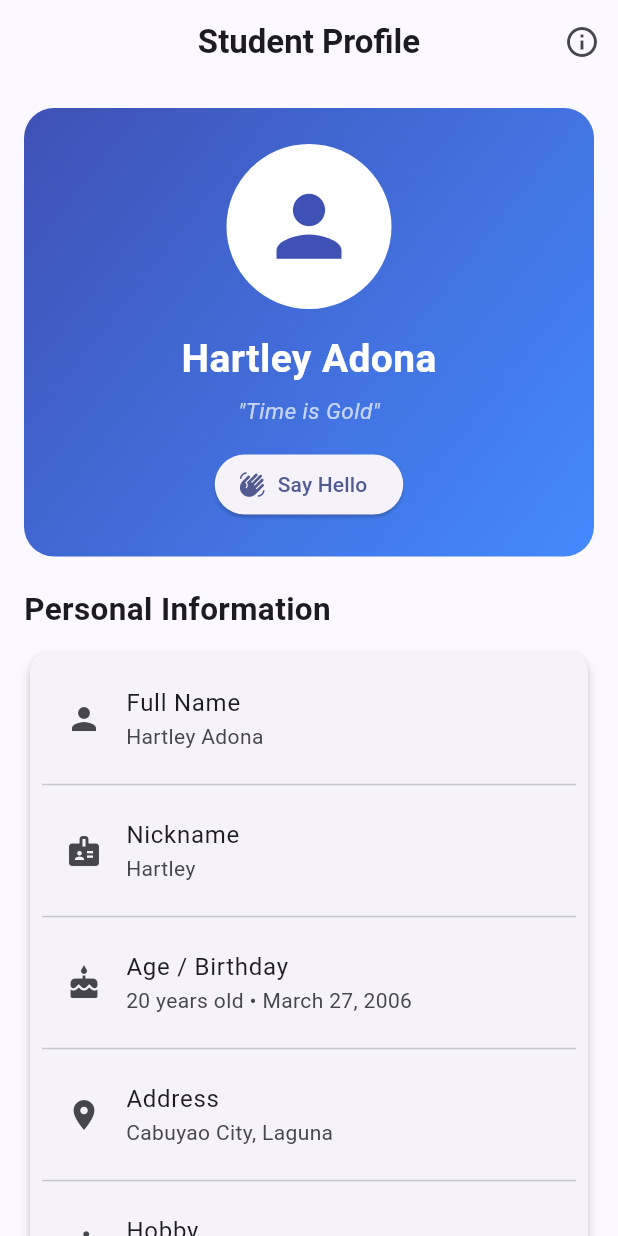
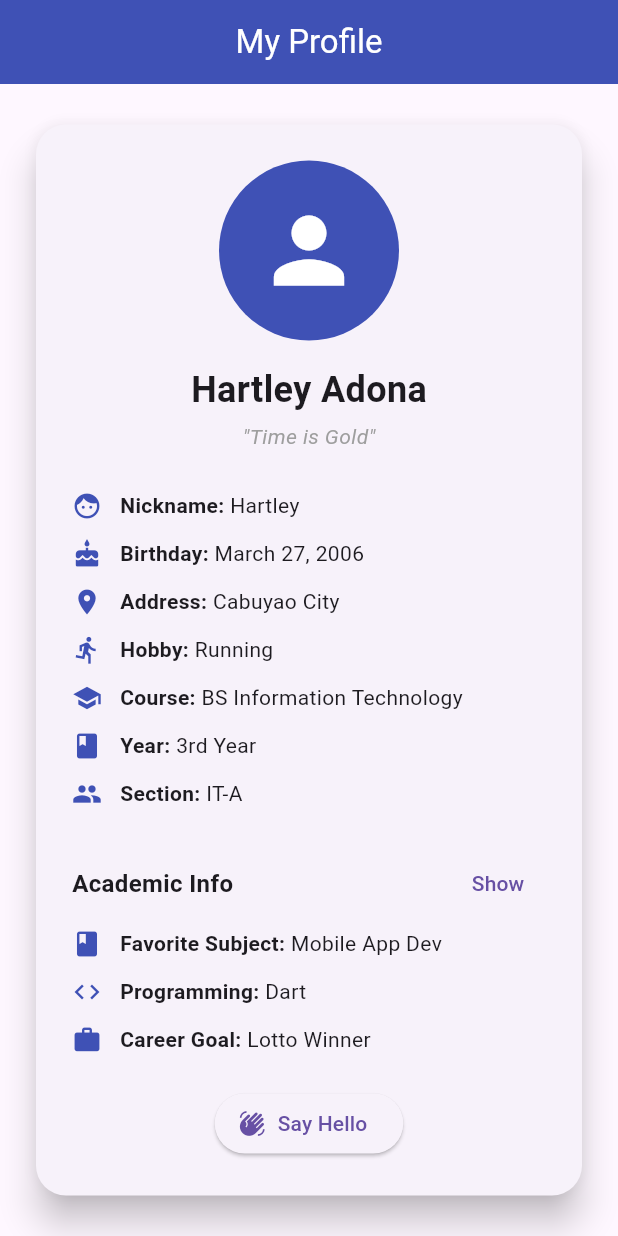
Before and after one commit to yltrh/flutteractivity, a Flutter app: the screen it shows after launch, on a phone screen of 412 x 824 dp. Run offline on Flutter 3.47's test engine with Material 3 defaults, Android fonts, the phone set to English and light mode, and no system bars.

Commit message:
main and test changes

```diff
--- a/lib/main.dart
+++ b/lib/main.dart
@@ -1,116 +1,107 @@
 import 'package:flutter/material.dart';
 
 void main() {
-  runApp(const StudentProfileApp());
+  runApp(const MyApp());
 }
 
-class StudentProfileApp extends StatelessWidget {
-  const StudentProfileApp({super.key});
+class MyApp extends StatelessWidget {
+  const MyApp({super.key});
 
   @override
   Widget build(BuildContext context) {
     return MaterialApp(
       debugShowCheckedModeBanner: false,
-      title: 'Student Profile',
-      theme: ThemeData(
-        colorScheme: ColorScheme.fromSeed(seedColor: Colors.indigo),
-        useMaterial3: true,
-      ),
-      home: const StudentProfilePage(),
+      home: const MyProfile(),
     );
   }
 }
 
-class StudentProfilePage extends StatefulWidget {
-  const StudentProfilePage({super.key});
-
-  @override
-  State<StudentProfilePage> createState() => _StudentProfilePageState();
-}
-
-class _StudentProfilePageState extends State<StudentProfilePage> {
-  bool showAcademicInfo = true;
+class MyProfile extends StatelessWidget {
+  const MyProfile({super.key});
 
   @override
   Widget build(BuildContext context) {
     return Scaffold(
       appBar: AppBar(
-        title: const Text(
-          'Student Profile',
-          style: TextStyle(fontWeight: FontWeight.bold),
-        ),
+        title: const Text('My Profile'),
         centerTitle: true,
-        actions: [
-          IconButton(
-            icon: const Icon(Icons.info_outline),
-            onPressed: () {
-              ScaffoldMessenger.of(context).showSnackBar(
-                const SnackBar(
-                  content: Text('Welcome to Hartley\'s Student Profile!'),
-                ),
-              );
-            },
-          ),
-        ],
+        backgroundColor: Colors.indigo,
+        foregroundColor: Colors.white,
       ),
-
-      body: SingleChildScrollView(
-        padding: const EdgeInsets.all(16),
-        child: Column(
-          children: [
-            // Profile Header
-            Container(
-              width: double.infinity,
-              padding: const EdgeInsets.all(24),
-              decoration: BoxDecoration(
-                gradient: const LinearGradient(
-                  colors: [Colors.indigo, Colors.blueAccent],
-                  begin: Alignment.topLeft,
-                  end: Alignment.bottomRight,
-                ),
-                borderRadius: BorderRadius.circular(20),
-              ),
+      body: Padding(
+        padding: const EdgeInsets.all(20.0),
+        child: Center(
+          child: Card(
+            elevation: 10,
+            shape: RoundedRectangleBorder(
+              borderRadius: BorderRadius.circular(20),
+            ),
+            child: Padding(
+              padding: const EdgeInsets.all(24.0),
               child: Column(
+                mainAxisSize: MainAxisSize.min,
                 children: [
                   const CircleAvatar(
-                    radius: 55,
-                    backgroundColor: Colors.white,
+                    radius: 60,
+                    backgroundColor: Colors.indigo,
                     child: Icon(
                       Icons.person,
-                      size: 65,
-                      color: Colors.indigo,
+                      size: 70,
+                      color: Colors.white,
                     ),
                   ),
-
-                  const SizedBox(height: 15),
-
+                  const SizedBox(height: 16),
                   const Text(
                     'Hartley Adona',
                     style: TextStyle(
-                      fontSize: 26,
+                      fontSize: 24,
                       fontWeight: FontWeight.bold,
-                      color: Colors.white,
                     ),
                   ),
-
-                  const SizedBox(height: 5),
-
+                  const SizedBox(height: 4),
                   const Text(
                     '"Time is Gold"',
                     style: TextStyle(
-                      fontSize: 15,
+                      fontSize: 14,
                       fontStyle: FontStyle.italic,
-                      color: Colors.white70,
+                      color: Colors.grey,
                     ),
                   ),
-
-                  const SizedBox(height: 15),
-
+                  const SizedBox(height: 20),
+                  _buildInfoRow(Icons.face, 'Nickname', 'Hartley'),
+                  _buildInfoRow(Icons.cake, 'Birthday', 'March 27, 2006'),
+                  _buildInfoRow(Icons.location_on, 'Address', 'Cabuyao City'),
+                  _buildInfoRow(Icons.directions_run, 'Hobby', 'Running'),
+                  _buildInfoRow(Icons.school, 'Course', 'BS Information Technology'),
+                  _buildInfoRow(Icons.class_, 'Year', '3rd Year'),
+                  _buildInfoRow(Icons.group, 'Section', 'IT-A'),
+                  const SizedBox(height: 20),
+                  Row(
+                    mainAxisAlignment: MainAxisAlignment.spaceBetween,
+                    children: [
+                      const Text(
+                        'Academic Info',
+                        style: TextStyle(
+                          fontSize: 16,
+                          fontWeight: FontWeight.bold,
+                        ),
+                      ),
+                      TextButton(
+                        onPressed: () {},
+                        child: const Text('Show'),
+                      ),
+                    ],
+                  ),
+                  _buildInfoRow(Icons.book, 'Favorite Subject', 'Mobile App Dev'),
+                  _buildInfoRow(Icons.code, 'Programming', 'Dart'),
+                  _buildInfoRow(Icons.work, 'Career Goal', 'Lotto Winner'),
+                  const SizedBox(height: 16),
                   ElevatedButton.icon(
                     onPressed: () {
                       ScaffoldMessenger.of(context).showSnackBar(
                         const SnackBar(
-                          content: Text('Thanks for visiting my profile!'),
+                          content: Text('Hello! Thanks for visiting!'),
+                          duration: Duration(seconds: 2),
                         ),
                       );
                     },
@@ -120,188 +111,32 @@ class _StudentProfilePageState extends State<StudentProfilePage> {
                 ],
               ),
             ),
-
-            const SizedBox(height: 20),
-
-            // Personal Information
-            const Align(
-              alignment: Alignment.centerLeft,
-              child: Text(
-                'Personal Information',
-                style: TextStyle(
-                  fontSize: 21,
-                  fontWeight: FontWeight.bold,
-                ),
-              ),
-            ),
-
-            const SizedBox(height: 10),
-
-            Card(
-              elevation: 3,
-              child: Padding(
-                padding: const EdgeInsets.all(8),
-                child: Column(
-                  children: const [
-                    ListTile(
-                      leading: Icon(Icons.person),
-                      title: Text('Full Name'),
-                      subtitle: Text('Hartley Adona'),
-                    ),
-                    Divider(),
-                    ListTile(
-                      leading: Icon(Icons.badge),
-                      title: Text('Nickname'),
-                      subtitle: Text('Hartley'),
-                    ),
-                    Divider(),
-                    ListTile(
-                      leading: Icon(Icons.cake),
-                      title: Text('Age / Birthday'),
-                      subtitle: Text('20 years old • March 27, 2006'),
-                    ),
-                    Divider(),
-                    ListTile(
-                      leading: Icon(Icons.location_on),
-                      title: Text('Address'),
-                      subtitle: Text('Cabuyao City, Laguna'),
-                    ),
-                    Divider(),
-                    ListTile(
-                      leading: Icon(Icons.directions_run),
-                      title: Text('Hobby'),
-                      subtitle: Text('Running'),
-                    ),
-                    Divider(),
-                    ListTile(
-                      leading: Icon(Icons.school),
-                      title: Text('Course / Year / Section'),
-                      subtitle: Text('Information Technology • 3 IT-A'),
-                    ),
-                  ],
-                ),
-              ),
-            ),
-
-            const SizedBox(height: 20),
-
-            // Academic Information
-            Row(
-              mainAxisAlignment: MainAxisAlignment.spaceBetween,
-              children: [
-                const Text(
-                  'Academic Information',
-                  style: TextStyle(
-                    fontSize: 21,
-                    fontWeight: FontWeight.bold,
-                  ),
-                ),
-                TextButton(
-                  onPressed: () {
-                    setState(() {
-                      showAcademicInfo = !showAcademicInfo;
-                    });
-                  },
-                  child: Text(showAcademicInfo ? 'Hide' : 'Show'),
-                ),
-              ],
-            ),
-
-            const SizedBox(height: 5),
-
-            if (showAcademicInfo)
-              Card(
-                elevation: 3,
-                child: Column(
-                  children: const [
-                    ListTile(
-                      leading: Icon(Icons.book),
-                      title: Text('Favorite Subject'),
-                      subtitle: Text('Mobile Application Development'),
-                    ),
-                    Divider(),
-                    ListTile(
-                      leading: Icon(Icons.code),
-                      title: Text('Programming Language'),
-                      subtitle: Text('Dart'),
-                    ),
-                    Divider(),
-                    ListTile(
-                      leading: Icon(Icons.design_services),
-                      title: Text('Technical Skill'),
-                      subtitle: Text('UI/UX Design'),
-                    ),
-                    Divider(),
-                    ListTile(
-                      leading: Icon(Icons.work),
-                      title: Text('Career Goal'),
-                      subtitle: Text('Mobile Application Developer'),
-                    ),
-                    Divider(),
-                    ListTile(
-                      leading: Icon(Icons.lightbulb),
-                      title: Text('Academic Interest'),
-                      subtitle: Text('Mobile and Web Technologies'),
-                    ),
-                  ],
-                ),
-              ),
-
-            const SizedBox(height: 20),
-
-            // About Me
-            Container(
-              width: double.infinity,
-              padding: const EdgeInsets.all(20),
-              decoration: BoxDecoration(
-                color: Colors.indigo.withValues(alpha: 0.08),
-                borderRadius: BorderRadius.circular(16),
-              ),
-              child: const Column(
-                crossAxisAlignment: CrossAxisAlignment.start,
-                children: [
-                  Text(
-                    'About Me',
-                    style: TextStyle(
-                      fontSize: 21,
-                      fontWeight: FontWeight.bold,
-                    ),
-                  ),
-                  SizedBox(height: 10),
-                  Text(
-                    'I am a third-year Information Technology student '
-                    'who enjoys running and learning about mobile and web '
-                    'technologies. I am interested in creating useful and '
-                    'user-friendly applications while continuously improving '
-                    'my technical skills.',
-                    style: TextStyle(
-                      fontSize: 15,
-                      height: 1.5,
-                    ),
-                  ),
-                ],
-              ),
-            ),
-
-            const SizedBox(height: 25),
-
-            // Footer
-            const Row(
-              mainAxisAlignment: MainAxisAlignment.center,
-              children: [
-                Icon(Icons.favorite, size: 18),
-                SizedBox(width: 6),
-                Text(
-                  'Keep learning. Keep improving.',
-                  style: TextStyle(fontWeight: FontWeight.w500),
-                ),
-              ],
-            ),
-
-            const SizedBox(height: 20),
-          ],
+          ),
         ),
       ),
     );
   }
+
+  Widget _buildInfoRow(IconData icon, String label, String value) {
+    return Padding(
+      padding: const EdgeInsets.symmetric(vertical: 6.0),
+      child: Row(
+        children: [
+          Icon(icon, size: 20, color: Colors.indigo),
+          const SizedBox(width: 12),
+          Text(
+            '$label: ',
+            style: const TextStyle(
+              fontWeight: FontWeight.w600,
+              fontSize: 14,
+            ),
+          ),
+          Text(
+            value,
+            style: const TextStyle(fontSize: 14),
+          ),
+        ],
+      ),
+    );
+  }
 }
```
Also changed, not shown: 1 other file.
